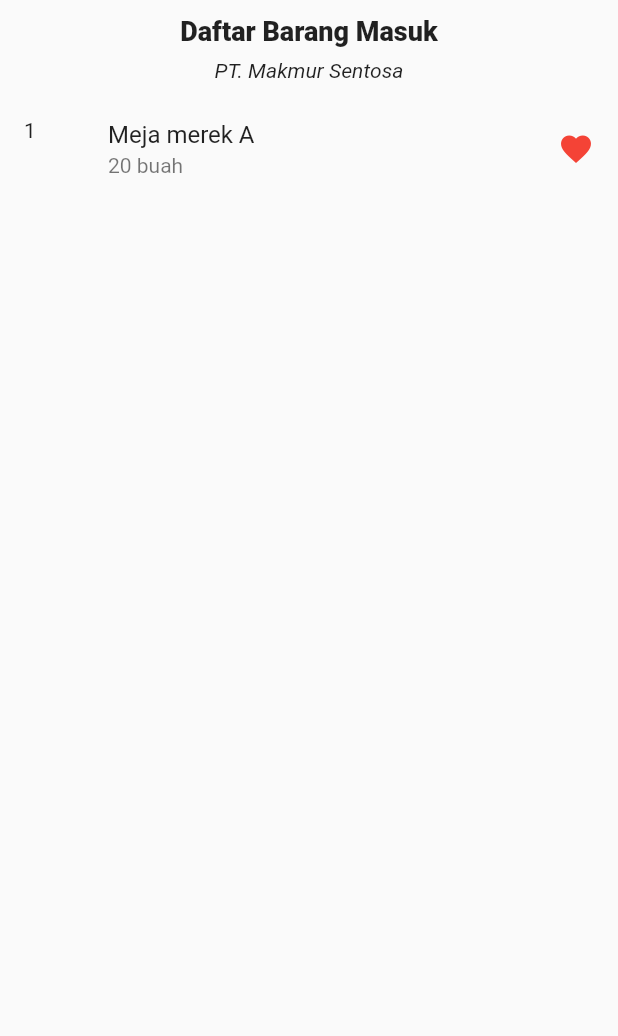
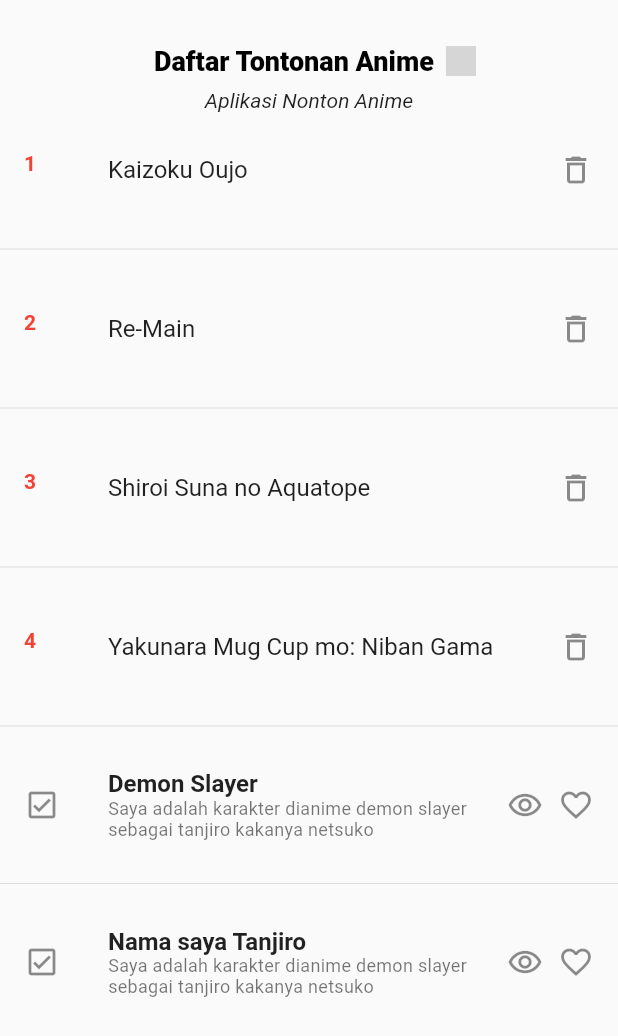
Before and after one commit to agustina12/tugas_flutter, a Flutter app: the screen it shows after launch, on a phone screen of 412 x 824 dp. Shown: the top 1036 px of the screen. Run offline on Flutter 3.47's test engine with Material 2 defaults, Android fonts, the phone set to English and light mode, and no system bars; network calls fail; grey boxes are pictures that could not be loaded.

Commit message:
Tina_Tugas_Selesai

```diff
--- a/tugas_flutter/lib/main.dart
+++ b/tugas_flutter/lib/main.dart
@@ -41,40 +41,155 @@ class TugasKedua extends StatelessWidget {
         child: Container(
           child: Column(
             children: [
-              Padding(
-                padding: const EdgeInsets.fromLTRB(5, 10, 5, 8),
-                child: Center(
-                  child: Text(
-                    "Daftar Barang Masuk",
-                    style: TextStyle(
+              SizedBox(
+                height: 30,
+              ),
+              Row(
+                mainAxisAlignment: MainAxisAlignment.center,
+                // mainAxisSize: MainAxisSize.max,
+                children: [
+                  Padding(
+                    padding: const EdgeInsets.symmetric(horizontal: 8.0),
+                    child:Text(
+                      "Daftar Tontonan Anime",
+                      style: TextStyle(
                       fontSize: 18,
                       fontWeight: FontWeight.w900,
+                      color: Colors.black),
                     ),
                   ),
-                ),
+                  ClipRRect(
+                    borderRadius: BorderRadius.circular(3.0),
+                    child: Image.network("https://lh3.googleusercontent.com/S8-JimYp0uyLZAXoRinTe9O_FqGjDn3COHWuhYlvkZvS8EvBqdxKiEZa7inp2_IGmnk",
+                    height: 20,),
+                  )
+
+                  // Icon(Icons.movie, color: Colors.red,),
+                ],
               ),
               Padding(
-                padding: const EdgeInsets.only(bottom: 8.0),
+                padding: const EdgeInsets.fromLTRB(5, 8, 5, 10),
                 child: Text(
-                  "PT. Makmur Sentosa",
+                  "Aplikasi Nonton Anime",
                   style: TextStyle(
                     fontSize: 14,
                     fontStyle: FontStyle.italic),
                 ),
               ),
               Container(
-                height: 600,
+                height: 720,
                 child: ListView(
                   children: [
+                    // Padding(padding: const EdgeInsets.only(left: 5.0),
                     ListTile(
-                      leading: Text('1'),
-                      title: Text('Meja merek A'),
-                      subtitle: Text('20 buah'),
+                      // horizontalTitleGap: 0,
+                      // jarak line dari kiri kekanan
+                      leading: Text('1',
+                      style: TextStyle(
+                        fontWeight: FontWeight.bold,
+                        color: Colors.red,),
+                      ),
+                      title: Text('Kaizoku Oujo'),
                       trailing: Icon(
-                        Icons.favorite,
-                        color: Colors.red,
+                        Icons.delete_outline
                         ),
                     ),
+
+                    Divider(height: 50), //garis
+                    ListTile(
+                      leading: Text('2',
+                      style: TextStyle(
+                        fontWeight: FontWeight.bold,
+                        color: Colors.red),
+                      ),
+                      title: Text('Re-Main'),
+                      trailing: Icon(
+                        Icons.delete_outline
+                      ),
+                    ),
+                    Divider(height: 50), //garis
+                    ListTile(
+                      leading: Text('3',
+                      style: TextStyle(
+                        fontWeight: FontWeight.bold,
+                        color: Colors.red),
+                      ),
+                      title: Text('Shiroi Suna no Aquatope'),
+                      trailing: Icon(
+                        Icons.delete_outline
+                      ),
+                    ),
+                    Divider(height: 50),
+                    ListTile(
+                      leading: Text('4',
+                      style: TextStyle(
+                        fontWeight: FontWeight.bold,
+                        color: Colors.red),
+                      ),
+                      title: Text('Yakunara Mug Cup mo: Niban Gama'),
+                      trailing: Icon(
+                        Icons.delete_outline
+                      ),
+                    ),
+                    Divider(height: 50), //garis
+                    ListTile(
+                      leading: Wrap(
+                        children: [
+                          Icon(Icons.check_box_outlined),
+                        ],
+
+                      ),
+                      title: Text('Demon Slayer',
+                            style: TextStyle(
+                              fontSize: 16,
+                              fontWeight: FontWeight.bold),
+                      ),
+                      subtitle: Text(
+                        'Saya adalah karakter dianime demon slayer sebagai tanjiro kakanya netsuko',
+                        style: TextStyle(
+                          fontSize: 12,
+                          fontWeight: FontWeight.w400,
+                          height: 1.2,
+                          letterSpacing: 0.2),
+                      ),
+                      trailing: Wrap(
+                        spacing: 10,
+                        children: [
+                          Icon(Icons.remove_red_eye_outlined),
+                          Icon(Icons.favorite_outline),
+                        ],
+                      ),
+                    ),
+                    Divider(height: 50), //garis
+                    ListTile(
+                      leading: Wrap(
+                        children: [
+                          Icon(Icons.check_box_outlined),
+                        ],
+
+                      ),
+                      title: Text('Nama saya Tanjiro',
+                            style: TextStyle(
+                              fontSize: 16,
+                              fontWeight: FontWeight.bold),
+                      ),
+                      subtitle: Text(
+                        'Saya adalah karakter dianime demon slayer sebagai tanjiro kakanya netsuko',
+                        style: TextStyle(
+                          fontSize: 12,
+                          fontWeight: FontWeight.w400,
+                          height: 1.2,
+                          letterSpacing: 0.2),
+                      ),
+                      trailing: Wrap(
+                        spacing: 10,
+                        children: [
+                          Icon(Icons.remove_red_eye_outlined),
+                          Icon(Icons.favorite_outline),
+                        ],
+                      ),
+                    ),
+
                   ],
                 ),
               ),
```
